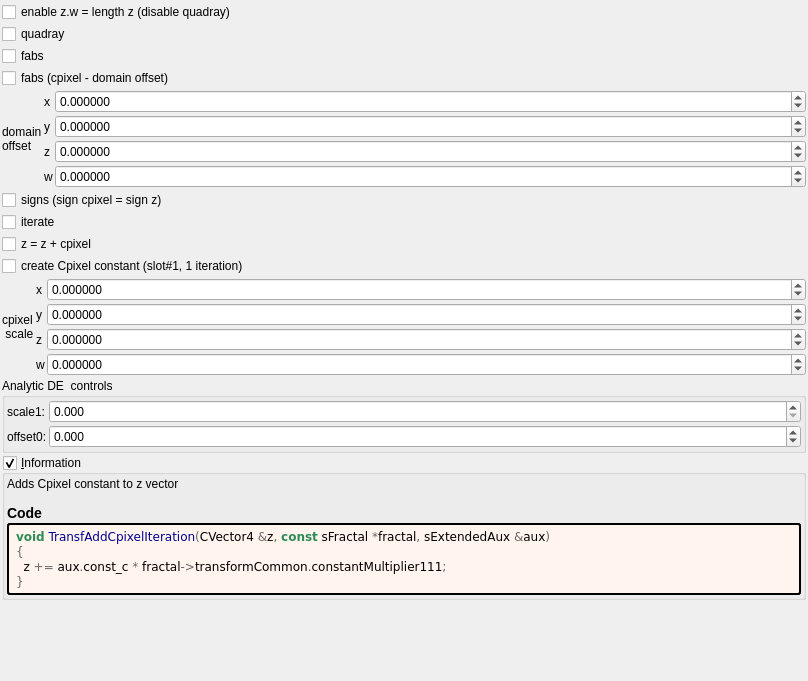
Old version of the form mandelbulber2/formula/ui/transf_add_cpixel4d.ui in the repository buddhi1980/mandelbulber2.
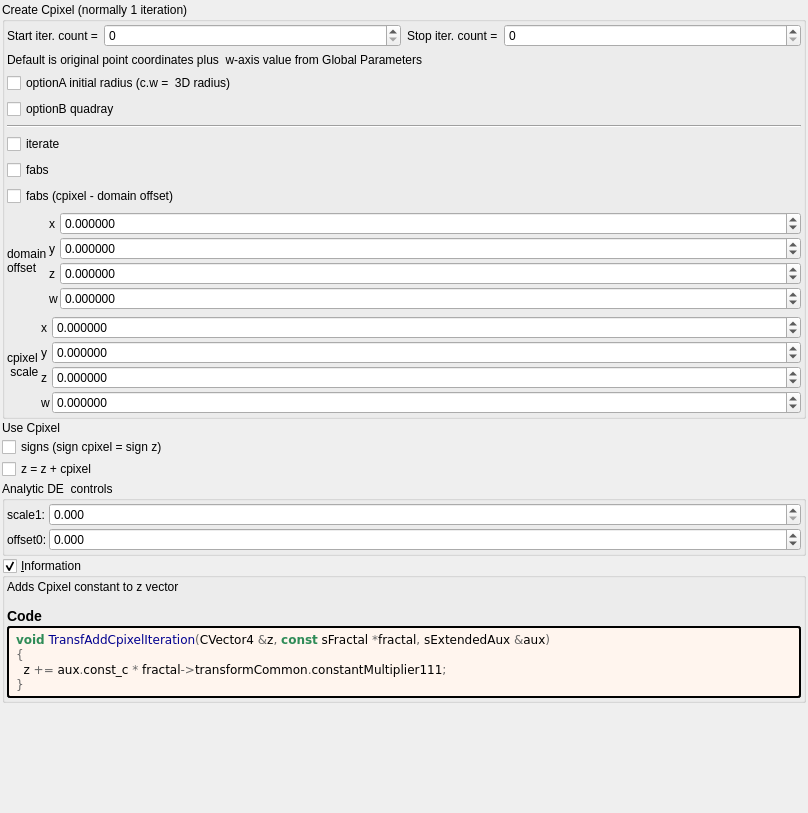
New version of the form. Custom widgets are drawn as their Qt base class.

What changed in the file:
```diff
--- a/mandelbulber2/formula/ui/transf_add_cpixel4d.ui
+++ b/mandelbulber2/formula/ui/transf_add_cpixel4d.ui
@@ -7,7 +7,7 @@
     <x>0</x>
     <y>0</y>
     <width>808</width>
-    <height>681</height>
+    <height>813</height>
    </rect>
   </property>
   <property name="windowTitle">
@@ -30,22 +30,123 @@
     <number>2</number>
    </property>
    <item>
+    <widget class="QGroupBox" name="groupBox_6">
+     <property name="title">
+      <string>Create Cpixel (normally 1 iteration)</string>
+     </property>
+     <layout class="QVBoxLayout" name="verticalLayout_9">
+      <property name="leftMargin">
+       <number>2</number>
+      </property>
+      <property name="topMargin">
+       <number>2</number>
+      </property>
+      <property name="rightMargin">
+       <number>2</number>
+      </property>
+      <property name="bottomMargin">
+       <number>2</number>
+      </property>
+      <item>
+       <layout class="QHBoxLayout" name="horizontalLayout" stretch="0,1,0,1">
+        <property name="topMargin">
+         <number>0</number>
+        </property>
+        <item>
+         <widget class="QLabel" name="label_75">
+          <property name="text">
+           <string>Start iter. count =</string>
+          </property>
+          <property name="wordWrap">
+           <bool>true</bool>
+          </property>
+         </widget>
+        </item>
+        <item>
+         <widget class="MySpinBox" name="spinboxInt_transf_start_iterations_D">
+          <property name="sizePolicy">
+           <sizepolicy hsizetype="Minimum" vsizetype="Maximum">
+            <horstretch>0</horstretch>
+            <verstretch>0</verstretch>
+           </sizepolicy>
+          </property>
+          <property name="minimum">
+           <number>0</number>
+          </property>
+          <property name="maximum">
+           <number>999</number>
+          </property>
+          <property name="value">
+           <number>0</number>
+          </property>
+         </widget>
+        </item>
+        <item>
+         <widget class="QLabel" name="label_62">
+          <property name="text">
+           <string>Stop iter. count =</string>
+          </property>
+          <property name="wordWrap">
+           <bool>true</bool>
+          </property>
+         </widget>
+        </item>
+        <item>
+         <widget class="MySpinBox" name="spinboxInt_transf_stop_iterations_D1">
+          <property name="sizePolicy">
+           <sizepolicy hsizetype="Preferred" vsizetype="Maximum">
+            <horstretch>0</horstretch>
+            <verstretch>0</verstretch>
+           </sizepolicy>
+          </property>
+          <property name="maximum">
+           <number>999</number>
+          </property>
+         </widget>
+        </item>
+       </layout>
+      </item>
+      <item>
+       <widget class="QLabel" name="label_76">
+        <property name="text">
+         <string>Default is original point coordinates plus  w-axis value from Global Parameters</string>
+        </property>
+        <property name="wordWrap">
+         <bool>true</bool>
+        </property>
+       </widget>
+      </item>
+      <item>
     <widget class="MyCheckBox" name="checkBox_transf_function_enabledA_false">
      <property name="text">
-      <string>enable z.w = length z (disable quadray)</string>
-     </property>
-    </widget>
-   </item>
-   <item>
-    <widget class="MyCheckBox" name="checkBox_transf_function_enabled_false">
-     <property name="text">
-      <string>quadray</string>
+         <string>optionA initial radius (c.w =  3D radius)</string>
      </property>
     </widget>
    </item>
    <item>
     <widget class="MyCheckBox" name="checkBox_transf_function_enabledB_false">
      <property name="text">
+         <string>optionB quadray</string>
+        </property>
+       </widget>
+      </item>
+      <item>
+       <widget class="Line" name="line">
+        <property name="orientation">
+         <enum>Qt::Horizontal</enum>
+        </property>
+       </widget>
+      </item>
+      <item>
+       <widget class="MyCheckBox" name="checkBox_transf_function_enabledE_false">
+        <property name="text">
+         <string>iterate</string>
+        </property>
+       </widget>
+      </item>
+      <item>
+       <widget class="MyCheckBox" name="checkBox_transf_function_enabledF_false">
+        <property name="text">
       <string>fabs</string>
      </property>
     </widget>
@@ -212,34 +313,6 @@
      </item>
     </layout>
    </item>
-   <item>
-    <widget class="MyCheckBox" name="checkBox_transf_function_enabledD_false">
-     <property name="text">
-      <string>signs (sign cpixel = sign z)</string>
-     </property>
-    </widget>
-   </item>
-   <item>
-    <widget class="MyCheckBox" name="checkBox_transf_function_enabledE_false">
-     <property name="text">
-      <string>iterate</string>
-     </property>
-    </widget>
-   </item>
-   <item>
-    <widget class="MyCheckBox" name="checkBox_transf_function_enabled">
-     <property name="text">
-      <string>z = z + cpixel</string>
-     </property>
-    </widget>
-   </item>
-   <item>
-    <widget class="MyCheckBox" name="checkBox_transf_addCpixel_enabled_false">
-     <property name="text">
-      <string>create Cpixel constant (slot#1, 1 iteration)</string>
-     </property>
-    </widget>
-   </item>
    <item>
     <layout class="QGridLayout" name="gridLayout_47" columnstretch="0,0,2">
      <property name="spacing">
@@ -395,6 +468,33 @@
      </item>
     </layout>
    </item>
+     </layout>
+    </widget>
+   </item>
+   <item>
+    <widget class="QLabel" name="label_77">
+     <property name="text">
+      <string>Use Cpixel</string>
+     </property>
+     <property name="wordWrap">
+      <bool>true</bool>
+     </property>
+    </widget>
+   </item>
+   <item>
+    <widget class="MyCheckBox" name="checkBox_transf_function_enabledD_false">
+     <property name="text">
+      <string>signs (sign cpixel = sign z)</string>
+     </property>
+    </widget>
+   </item>
+   <item>
+    <widget class="MyCheckBox" name="checkBox_transf_addCpixel_enabled_false">
+     <property name="text">
+      <string>z = z + cpixel</string>
+     </property>
+    </widget>
+   </item>
    <item>
     <widget class="QGroupBox" name="groupBox_5">
      <property name="title">
@@ -598,6 +698,11 @@
    <extends>QCheckBox</extends>
    <header>my_check_box.h</header>
   </customwidget>
+  <customwidget>
+   <class>MySpinBox</class>
+   <extends>QSpinBox</extends>
+   <header>my_spin_box.h</header>
+  </customwidget>
  </customwidgets>
  <tabstops>
   <tabstop>groupCheck_info</tabstop>
```
Lines whose indentation alone changed are shown as unchanged.
